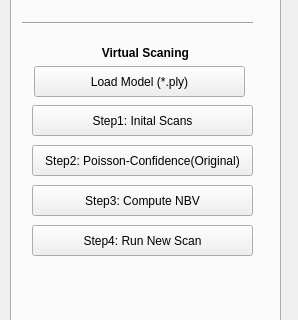
sunwaylive/quality-driven-poisson-guided-autoscanning, file Point Cloud/UI/camera_para.ui: the form before one commit; both pictures show x 0 to 298 and y 181 to 501 of the 298 by 1017 pixel window.
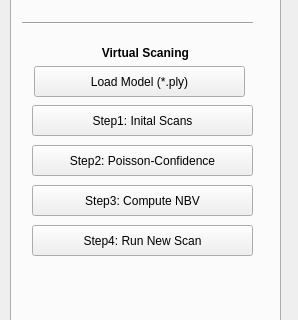
The form after the commit.

What changed in the file:
```diff
--- a/Point Cloud/UI/camera_para.ui
+++ b/Point Cloud/UI/camera_para.ui
@@ -81,7 +81,7 @@
       </rect>
      </property>
      <property name="text">
-      <string>Step2: Poisson-Confidence(Original)</string>
+      <string>Step2: Poisson-Confidence</string>
      </property>
     </widget>
     <widget class="Line" name="line_5">
```
